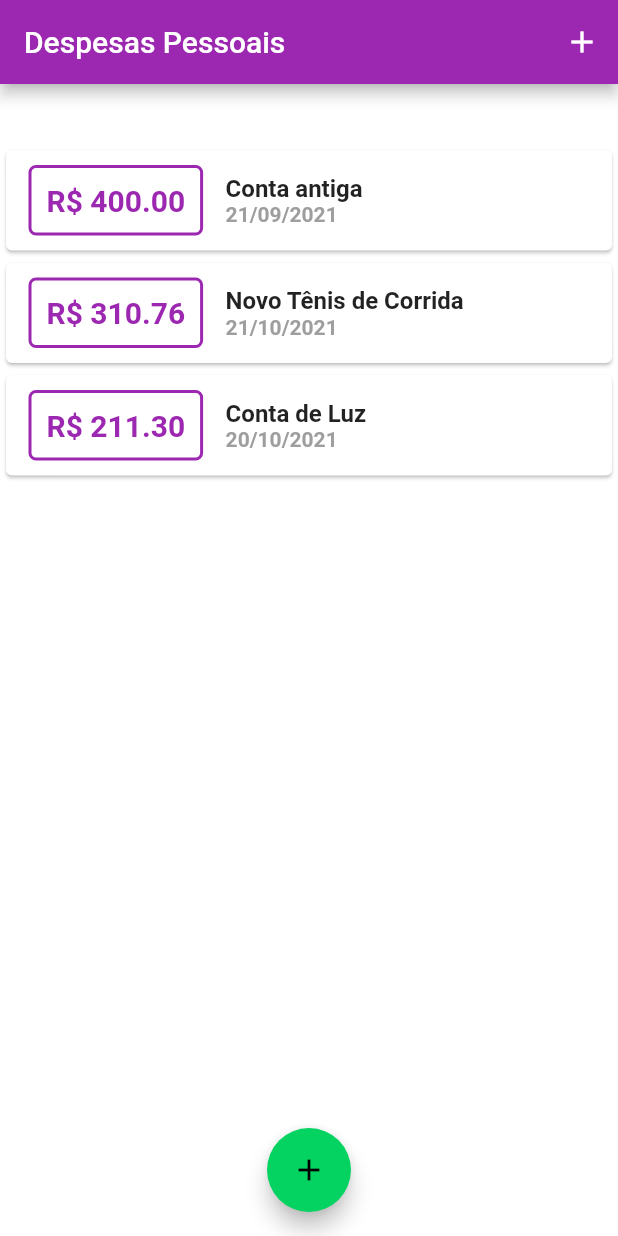
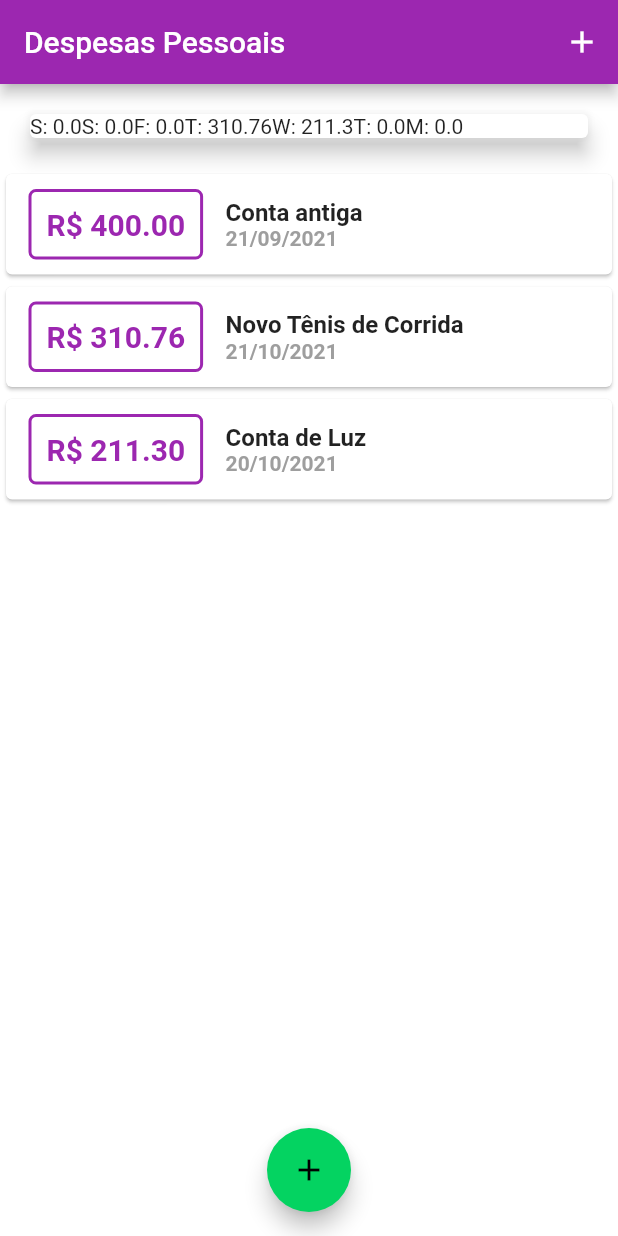
Before and after one commit to EduardoMoreira26/Flutter-expensesApp, a Flutter app: the screen it shows after launch, on a phone screen of 412 x 824 dp. Run offline on Flutter 3.47's test engine with Material 2 defaults, Android fonts, the phone set to English and light mode, and no system bars; Roboto replaces fonts that are missing (Quicksand).

Commit message:
chart bar

```diff
--- a/lib/components/chart.dart
+++ b/lib/components/chart.dart
@@ -25,10 +25,6 @@ class Chart extends StatelessWidget {
         }
       }
 
-      print(DateFormat.E().format(weekDay)[0]);
-      print(totalSum);
-
-
       return {
         'day': DateFormat.E().format(weekDay)[0],
         'value': totalSum,
@@ -43,7 +39,9 @@ class Chart extends StatelessWidget {
       elevation: 6,
       margin: EdgeInsets.all(20),
       child: Row(
-        children: [],
+        children: groupedTransactions.map((tr) {
+            return Text('${tr['day']}: ${tr['value']}');
+          }).toList(),
       ),
     );
   }
```
Also changed, not shown: lib/components/chart_bar.dart (added, +9 -0 lines).
